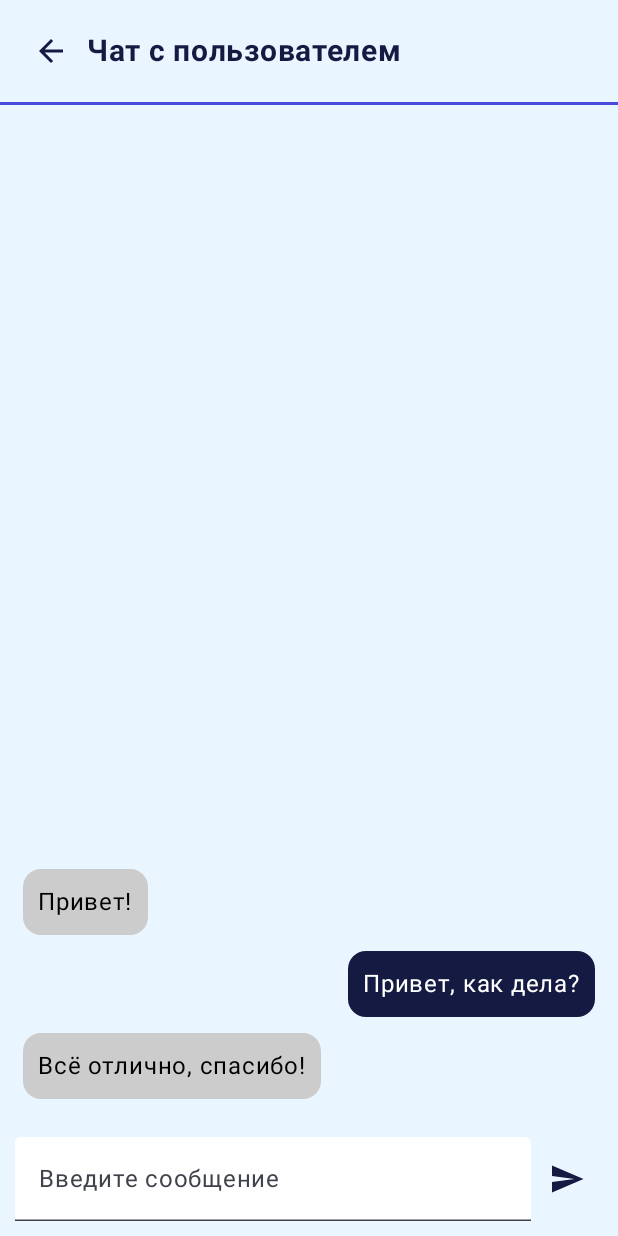
After one commit to WanderBook-App/WanderBook, an Android app built with Jetpack Compose: the composable ChatScreen called with empty values, on a phone screen of 412 x 824 dp. The commit adds this screen. Run offline under Robolectric (Android 15) with nearby library versions, the phone set to English and light mode, and no system bars.

Commit message:
Добавлен экран чата и экран подтверждения почты. Также в качестве временного решения для отображения чатов был использован FakeChatsViewModel, который в дальнейшем будет заменен

```diff
--- /dev/null
+++ b/app/src/main/java/com/example/wanderbook/presentation/ui/screens/ChatScreen.kt
@@ -0,0 +1,133 @@
+package com.example.wanderbook.presentation.ui.screens
+
+import androidx.compose.foundation.background
+import androidx.compose.foundation.layout.Box
+import androidx.compose.foundation.layout.Column
+import androidx.compose.foundation.layout.Row
+import androidx.compose.foundation.layout.fillMaxSize
+import androidx.compose.foundation.layout.fillMaxWidth
+import androidx.compose.foundation.layout.padding
+import androidx.compose.foundation.lazy.LazyColumn
+import androidx.compose.material.icons.Icons
+import androidx.compose.material.icons.filled.ArrowBack
+import androidx.compose.material3.ExperimentalMaterial3Api
+import androidx.compose.material3.IconButton
+import androidx.compose.material3.Text
+import androidx.compose.runtime.Composable
+import androidx.compose.ui.Alignment
+import androidx.compose.ui.Modifier
+import androidx.compose.ui.graphics.Color
+import androidx.compose.ui.text.font.FontWeight
+import androidx.compose.ui.unit.dp
+import androidx.compose.ui.unit.sp
+import com.example.wanderbook.presentation.ui.theme.Blue
+import androidx.compose.foundation.lazy.items
+import androidx.compose.material3.Icon
+import androidx.compose.runtime.mutableStateOf
+import androidx.compose.runtime.remember
+import androidx.compose.foundation.shape.RoundedCornerShape
+import androidx.compose.material.icons.filled.Send
+import androidx.compose.material3.TextField
+import androidx.compose.material3.TextFieldDefaults
+import androidx.compose.runtime.getValue
+import androidx.compose.runtime.setValue
+import com.example.wanderbook.presentation.ui.theme.AnotherBlue
+import androidx.compose.material3.Divider
+import androidx.compose.runtime.collectAsState
+import androidx.lifecycle.viewmodel.compose.viewModel
+import androidx.navigation.NavHostController
+import com.example.wanderbook.presentation.viewmodel.FakeChatsViewModel
+
+@OptIn(ExperimentalMaterial3Api::class)
+@Composable
+fun ChatScreen(
+    navController: NavHostController,
+    viewModel: FakeChatsViewModel = viewModel(),
+    chatId: String
+) {
+    val messages by viewModel.messages.collectAsState()
+    var text by remember { mutableStateOf("") }
+
+    Column(
+        modifier = Modifier
+            .fillMaxSize()
+            .background(Color(0xFFEAF6FF)) // светло-голубой фон
+    ) {
+        // Верхняя панель
+        Row(
+            modifier = Modifier
+                .fillMaxWidth()
+                .padding(10.dp),
+            verticalAlignment = Alignment.CenterVertically
+        ) {
+            IconButton(onClick = { navController.popBackStack() }) {
+                Icon(
+                    imageVector = Icons.Default.ArrowBack,
+                    contentDescription = "Назад",
+                    tint = Blue
+                )
+            }
+            Text(
+                text = "Чат с пользователем",
+                fontSize = 20.sp,
+                fontWeight = FontWeight.Bold,
+                color = Blue
+            )
+        }
+
+        Divider(color = AnotherBlue, thickness = 2.dp)
+
+        // Список сообщений
+        LazyColumn(
+            modifier = Modifier
+                .weight(1f)
+                .padding(10.dp),
+            reverseLayout = true
+        ) {
+            items(messages.reversed()) { message ->
+                val alignmentt = if (message.isSentByMe) Alignment.CenterEnd else Alignment.CenterStart
+                val background = if (message.isSentByMe) Blue else Color.LightGray
+                val textColor = if (message.isSentByMe) Color.White else Color.Black
+
+                Box(
+                    modifier = Modifier
+                        .fillMaxWidth()
+                        .padding(5.dp),
+                    contentAlignment = alignmentt
+                ) {
+                    Text(
+                        text = message.text,
+                        color = textColor,
+                        modifier = Modifier
+                            .background(background, shape = RoundedCornerShape(12.dp))
+                            .padding(10.dp)
+                    )
+                }
+            }
+        }
+
+        // Поле ввода
+        Row(
+            modifier = Modifier
+                .fillMaxWidth()
+                .padding(10.dp),
+            verticalAlignment = Alignment.CenterVertically
+        ) {
+            TextField(
+                value = text,
+                onValueChange = { text = it },
+                modifier = Modifier.weight(1f),
+                placeholder = { Text("Введите сообщение") },
+                colors = TextFieldDefaults.textFieldColors(
+                    containerColor = Color.White
+                )
+            )
+            IconButton(onClick = {
+                viewModel.sendMessage(text)
+                text = ""
+            }) {
+                Icon(Icons.Default.Send, contentDescription = "Send", tint = Blue)
+            }
+        }
+    }
+}
--- a/app/src/main/java/com/example/wanderbook/presentation/viewmodel/ChatsViewModel.kt
+++ b/app/src/main/java/com/example/wanderbook/presentation/viewmodel/ChatsViewModel.kt
@@ -5,9 +5,11 @@ import androidx.lifecycle.ViewModel
 import androidx.lifecycle.viewModelScope
 import com.example.wanderbook.data.local.ChatDao
 import com.example.wanderbook.data.local.LocalChat
+import com.example.wanderbook.model.Message
 import kotlinx.coroutines.flow.MutableStateFlow
 import kotlinx.coroutines.flow.StateFlow
 import kotlinx.coroutines.launch
+import java.util.UUID
 
 class ChatsViewModel(private val chatDao: ChatDao) : ViewModel() {
 
@@ -24,3 +26,26 @@ class ChatsViewModel(private val chatDao: ChatDao) : ViewModel() {
         }
     }
 }
+
+class FakeChatsViewModel : ViewModel() {
+    private val _messages = MutableStateFlow<List<Message>>(
+        listOf(
+            Message("1", "Привет!", isSentByMe = false),
+            Message("2", "Привет, как дела?", isSentByMe = true),
+            Message("3", "Всё отлично, спасибо!", isSentByMe = false),
+        )
+    )
+    val messages: StateFlow<List<Message>> = _messages
+
+    fun sendMessage(text: String) {
+        if (text.isNotBlank()) {
+            val newMessage = Message(
+                id = UUID.randomUUID().toString(),
+                text = text,
+                timestamp = System.currentTimeMillis(),
+                isSentByMe = true
+            )
+            _messages.value = _messages.value + newMessage
+        }
+    }
+}
```
Also changed, not shown: app/src/main/java/com/example/wanderbook/navigation/AppNavGraph.kt (+10 -1 lines), app/src/main/java/com/example/wanderbook/presentation/ui/screens/MyChatsScreen.kt (+5 -5 lines), app/src/main/java/com/example/wanderbook/presentation/ui/screens/StartScreen.kt (+65 -10 lines), app/src/main/java/com/example/wanderbook/presentation/viewmodel/StartViewModel.kt (+15 -0 lines).
